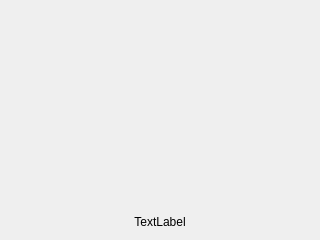
First picture: the form in src/gui/BusyDialog.ui, repository elieserdejesus/JamTaba, before the edit.
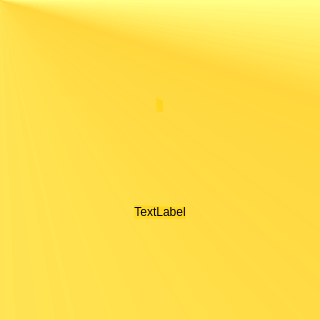
Second picture: the form after the edit.

What changed in the file:
```diff
--- a/src/gui/BusyDialog.ui
+++ b/src/gui/BusyDialog.ui
@@ -10,7 +10,7 @@
     <x>0</x>
     <y>0</y>
     <width>320</width>
-    <height>240</height>
+    <height>320</height>
    </rect>
   </property>
   <property name="windowTitle">
@@ -22,6 +22,9 @@
   <property name="accessibleDescription">
    <string>This is the busy dialog window</string>
   </property>
+  <property name="styleSheet">
+   <string notr="true">background-color: qconicalgradient(cx:0, cy:0, angle:135, stop:0 rgba(255, 255, 0, 69), stop:0.57754 rgba(255, 203, 0, 130), stop:0.625 rgba(255, 255, 0, 69), stop:1 rgba(255, 255, 0, 69));</string>
+  </property>
   <property name="modal">
    <bool>false</bool>
   </property>
@@ -42,7 +45,7 @@
      </property>
     </widget>
    </item>
-   <item>
+   <item alignment="Qt::AlignHCenter|Qt::AlignVCenter">
     <widget class="QLabel" name="labelText">
      <property name="text">
       <string>TextLabel</string>
@@ -52,6 +55,19 @@
      </property>
     </widget>
    </item>
+   <item>
+    <spacer name="verticalSpacer">
+     <property name="orientation">
+      <enum>Qt::Vertical</enum>
+     </property>
+     <property name="sizeHint" stdset="0">
+      <size>
+       <width>20</width>
+       <height>90</height>
+      </size>
+     </property>
+    </spacer>
+   </item>
   </layout>
  </widget>
  <resources/>
```
